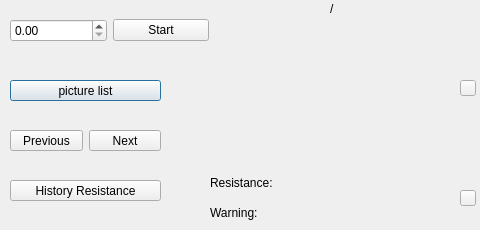
SuperbusyMuxiaolin/exp, file qt1.ui: the form before one commit.
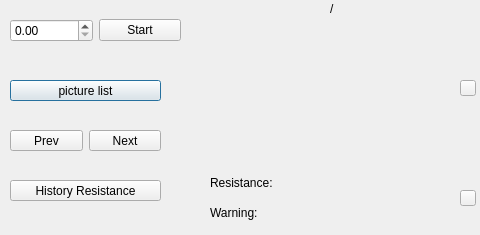
The form after the commit.

The edit to the form file:
```diff
--- a/qt1.ui
+++ b/qt1.ui
@@ -7,7 +7,7 @@
     <x>0</x>
     <y>0</y>
     <width>480</width>
-    <height>230</height>
+    <height>235</height>
    </rect>
   </property>
   <property name="windowTitle">
@@ -70,7 +70,7 @@
     <rect>
      <x>10</x>
      <y>10</y>
-     <width>199</width>
+     <width>171</width>
      <height>41</height>
     </rect>
    </property>
@@ -224,7 +224,7 @@
     <item>
      <widget class="QPushButton" name="pb_prev">
       <property name="text">
-       <string>Previous</string>
+       <string>Prev</string>
       </property>
      </widget>
     </item>
```
